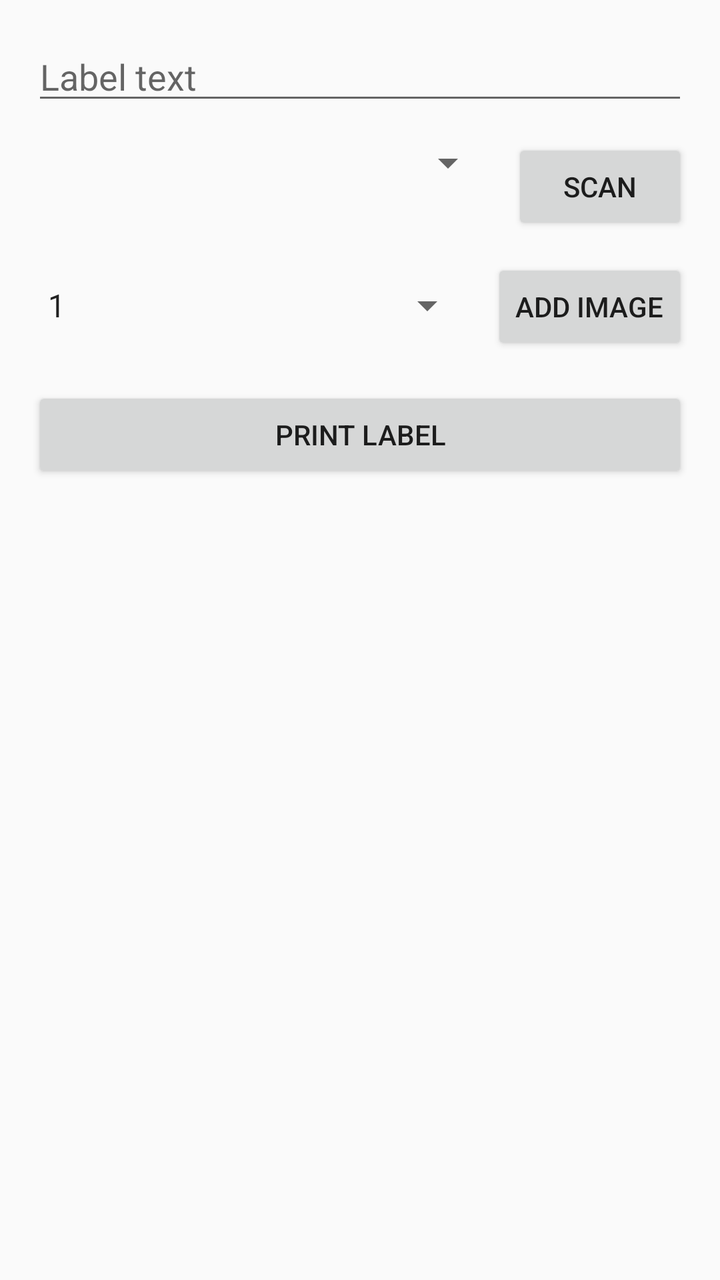
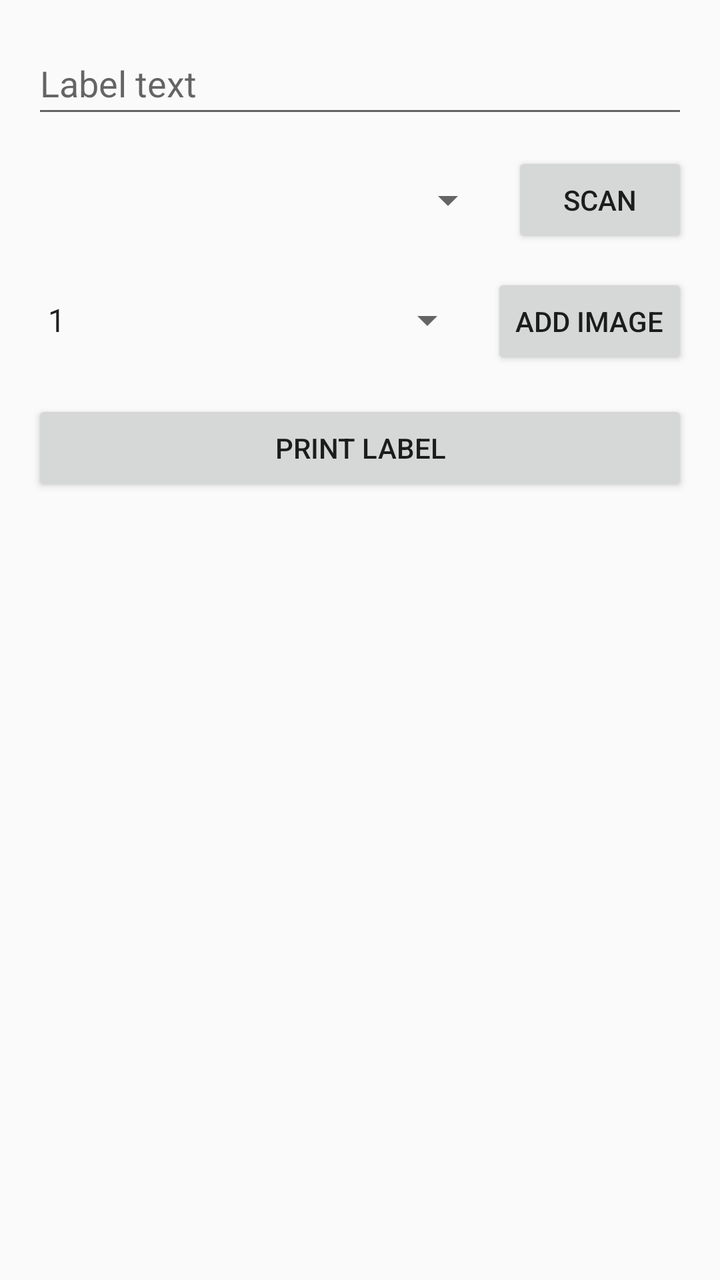

Screens rendered from an Android XML layout before and after an edit, with the pre-edit source and the edit as a unified diff.
<!-- AndroidManifest.xml: application theme Theme.AppCompat.Light -->
<!-- res/layout/activity_main.xml -->
<?xml version="1.0" encoding="utf-8"?>
<androidx.constraintlayout.widget.ConstraintLayout xmlns:android="http://schemas.android.com/apk/res/android"
    xmlns:app="http://schemas.android.com/apk/res-auto"
    android:layout_width="match_parent"
    android:layout_height="match_parent"
    android:padding="16dp">

    <EditText
        android:id="@+id/labelText"
        android:layout_width="0dp"
        android:layout_height="wrap_content"
        android:hint="Label text"
        android:inputType="text"
        app:layout_constraintTop_toTopOf="parent"
        app:layout_constraintStart_toStartOf="parent"
        app:layout_constraintEnd_toEndOf="parent" />

    <LinearLayout
        android:id="@+id/deviceRow"
        android:layout_width="0dp"
        android:layout_height="wrap_content"
        android:orientation="horizontal"
        app:layout_constraintTop_toBottomOf="@id/labelText"
        app:layout_constraintStart_toStartOf="parent"
        app:layout_constraintEnd_toEndOf="parent"
        android:layout_marginTop="12dp">

        <Spinner
            android:id="@+id/deviceSpinner"
            android:layout_width="0dp"
            android:layout_height="wrap_content"
            android:layout_weight="1" />

        <Button
            android:id="@+id/scanButton"
            android:layout_width="wrap_content"
            android:layout_height="wrap_content"
            android:text="Scan"
            android:layout_marginStart="8dp" />
    </LinearLayout>

    <LinearLayout
        android:id="@+id/channelRow"
        android:layout_width="0dp"
        android:layout_height="wrap_content"
        android:orientation="horizontal"
        app:layout_constraintTop_toBottomOf="@id/deviceRow"
        app:layout_constraintStart_toStartOf="parent"
        app:layout_constraintEnd_toEndOf="parent"
        android:layout_marginTop="12dp">

        <Spinner
            android:id="@+id/channelSpinner"
            android:layout_width="0dp"
            android:layout_height="wrap_content"
            android:layout_weight="1"
            android:entries="@array/channels" />

        <Button
            android:id="@+id/addImageButton"
            android:layout_width="wrap_content"
            android:layout_height="wrap_content"
            android:text="Add Image"
            android:layout_marginStart="8dp" />
    </LinearLayout>

    <ImageView
        android:id="@+id/imagePreview"
        android:layout_width="200dp"
        android:layout_height="200dp"
        android:scaleType="fitCenter"
        android:contentDescription="Selected image preview"
        android:visibility="gone"
        app:layout_constraintTop_toBottomOf="@id/channelRow"
        app:layout_constraintStart_toStartOf="parent"
        android:layout_marginTop="16dp" />

    <Button
        android:id="@+id/printButton"
        android:layout_width="0dp"
        android:layout_height="wrap_content"
        android:text="Print Label"
        app:layout_constraintTop_toBottomOf="@id/imagePreview"
        app:layout_constraintStart_toStartOf="parent"
        app:layout_constraintEnd_toEndOf="parent"
        android:layout_marginTop="16dp" />

</androidx.constraintlayout.widget.ConstraintLayout>
<!-- resources referenced by this layout -->
<resources>
  <string-array name="channels">
          <item>1</item>
          <item>2</item>
          <item>3</item>
      </string-array>
</resources>

<!-- the commit's change to res/layout/activity_main.xml (unified diff, before → after) -->
@@ -11,6 +11,7 @@
         android:layout_height="wrap_content"
         android:hint="Label text"
         android:inputType="text"
+        android:minHeight="48dp"
         app:layout_constraintTop_toTopOf="parent"
         app:layout_constraintStart_toStartOf="parent"
         app:layout_constraintEnd_toEndOf="parent" />
@@ -28,19 +29,19 @@
         <Spinner
             android:id="@+id/deviceSpinner"
             android:layout_width="0dp"
-            android:layout_height="wrap_content"
+            android:layout_height="48dp"
             android:layout_weight="1" />
 
         <Button
             android:id="@+id/scanButton"
             android:layout_width="wrap_content"
-            android:layout_height="wrap_content"
+            android:layout_height="48dp"
             android:text="Scan"
             android:layout_marginStart="8dp" />
     </LinearLayout>
 
     <LinearLayout
-        android:id="@+id/channelRow"
+        android:id="@+id/actionRow"
         android:layout_width="0dp"
         android:layout_height="wrap_content"
         android:orientation="horizontal"
@@ -52,14 +53,14 @@
         <Spinner
             android:id="@+id/channelSpinner"
             android:layout_width="0dp"
-            android:layout_height="wrap_content"
+            android:layout_height="48dp"
             android:layout_weight="1"
             android:entries="@array/channels" />
 
         <Button
             android:id="@+id/addImageButton"
             android:layout_width="wrap_content"
-            android:layout_height="wrap_content"
+            android:layout_height="48dp"
             android:text="Add Image"
             android:layout_marginStart="8dp" />
     </LinearLayout>
@@ -71,7 +72,7 @@
         android:scaleType="fitCenter"
         android:contentDescription="Selected image preview"
         android:visibility="gone"
-        app:layout_constraintTop_toBottomOf="@id/channelRow"
+        app:layout_constraintTop_toBottomOf="@id/actionRow"
         app:layout_constraintStart_toStartOf="parent"
         android:layout_marginTop="16dp" />
 
